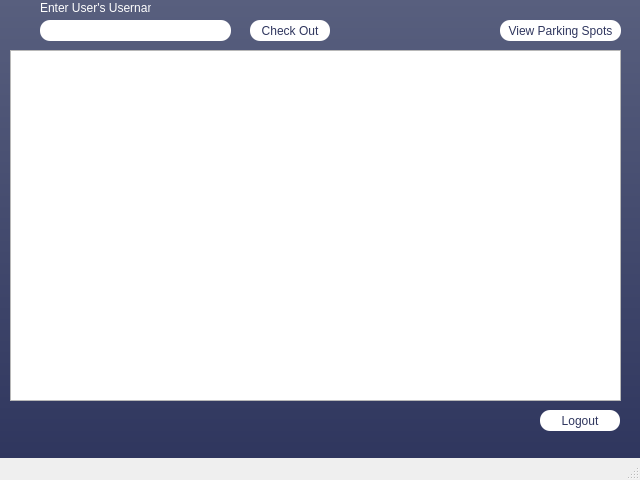
Old version of the form adminwindow.ui in the repository blendjam/Bookspot.
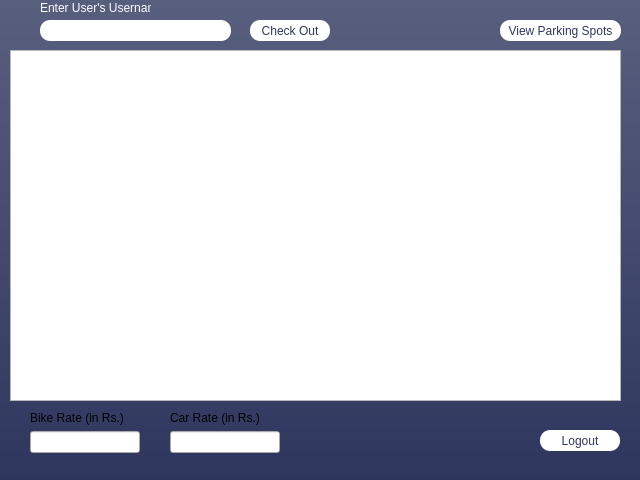
New version of the form.

Commit message: Added Cars and Bikes

```diff
--- a/adminwindow.ui
+++ b/adminwindow.ui
@@ -150,7 +150,7 @@
     <property name="geometry">
      <rect>
       <x>540</x>
-      <y>410</y>
+      <y>430</y>
       <width>80</width>
       <height>21</height>
      </rect>
@@ -159,6 +159,50 @@
      <string>Logout</string>
     </property>
    </widget>
+   <widget class="QWidget" name="">
+    <property name="geometry">
+     <rect>
+      <x>170</x>
+      <y>410</y>
+      <width>110</width>
+      <height>43</height>
+     </rect>
+    </property>
+    <layout class="QVBoxLayout" name="verticalLayout">
+     <item>
+      <widget class="QLabel" name="label_3">
+       <property name="text">
+        <string>Car Rate (in Rs.)</string>
+       </property>
+      </widget>
+     </item>
+     <item>
+      <widget class="QLineEdit" name="lineEdit_car_rate"/>
+     </item>
+    </layout>
+   </widget>
+   <widget class="QWidget" name="">
+    <property name="geometry">
+     <rect>
+      <x>30</x>
+      <y>410</y>
+      <width>110</width>
+      <height>43</height>
+     </rect>
+    </property>
+    <layout class="QVBoxLayout" name="verticalLayout_2">
+     <item>
+      <widget class="QLabel" name="label_2">
+       <property name="text">
+        <string>Bike Rate (in Rs.)</string>
+       </property>
+      </widget>
+     </item>
+     <item>
+      <widget class="QLineEdit" name="lineEdit_bike_rate"/>
+     </item>
+    </layout>
+   </widget>
   </widget>
   <widget class="QMenuBar" name="menubar">
    <property name="geometry">
@@ -170,7 +214,6 @@
     </rect>
    </property>
   </widget>
-  <widget class="QStatusBar" name="statusbar"/>
  </widget>
  <resources/>
  <connections>
```
Left out of the diff: 2 changed lines with no effect on the pictures. The commit also changes 18 other files.
